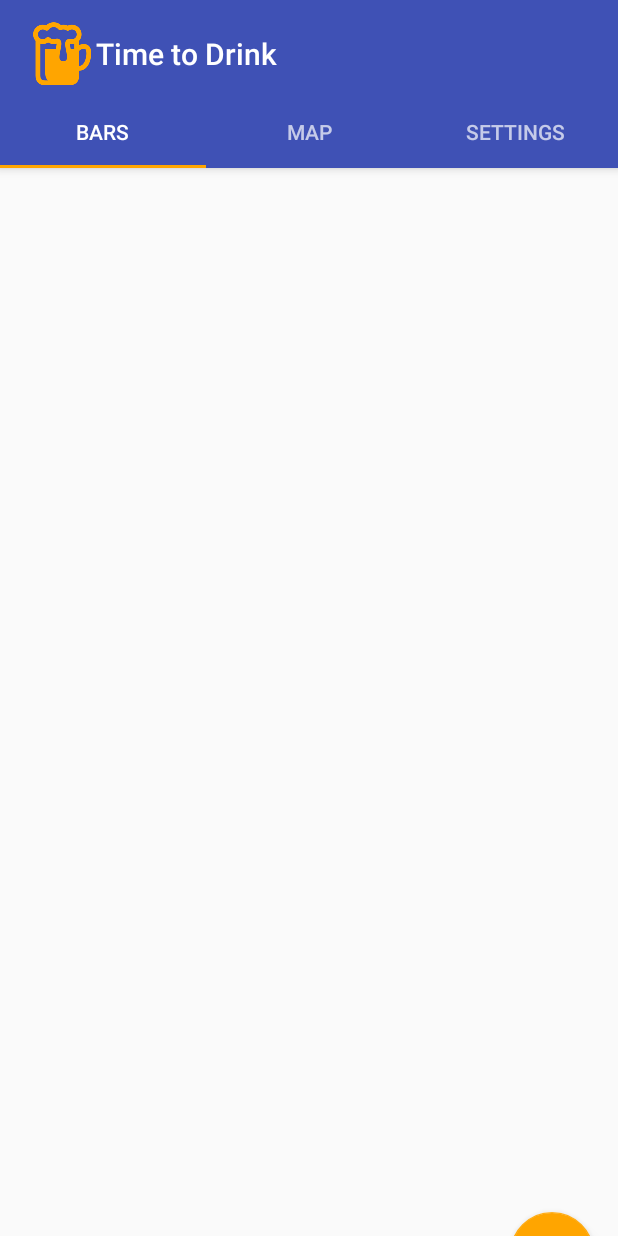
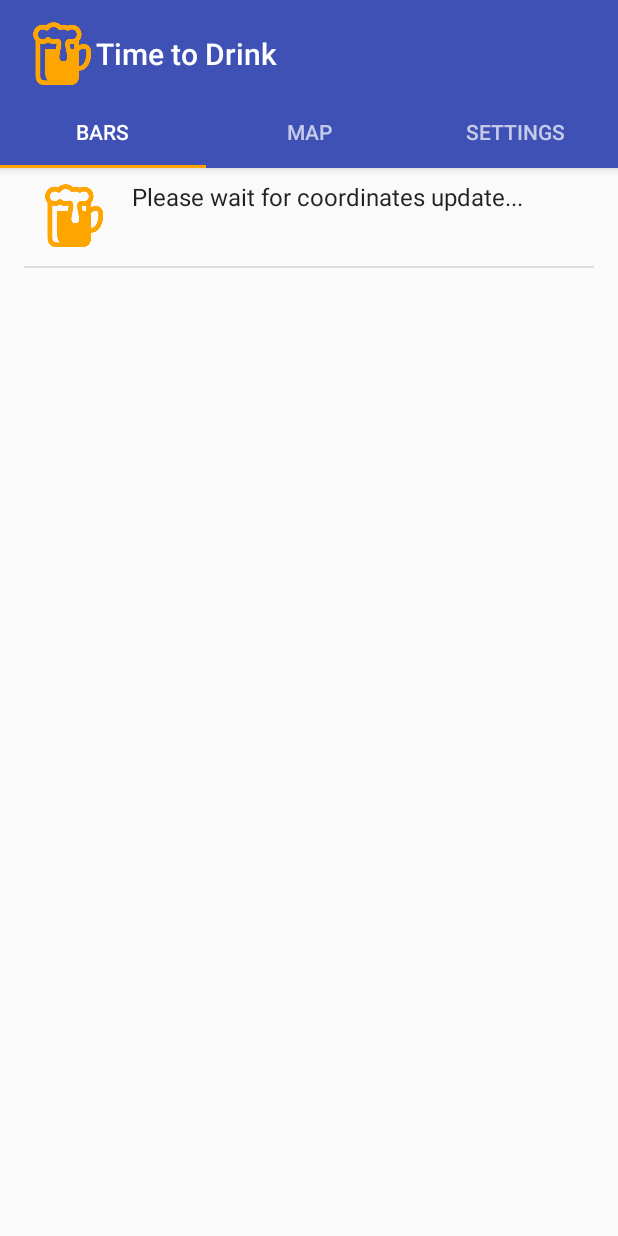
Before and after one commit to JustTrust/TimeToDrink, an Android app: the screen it shows after launch (MainActivity), on a phone screen of 412 x 824 dp. Run offline under Robolectric (Android 15) with nearby library versions, the light colour scheme and no system bars; our stand-ins replace Picasso; pictures from the network do not load.

Commit message:
add screen shots

```diff
--- a/app/src/main/java/org/belichenko/a/timetodrink/ListFragment.java
+++ b/app/src/main/java/org/belichenko/a/timetodrink/ListFragment.java
@@ -4,8 +4,6 @@ import android.content.Context;
 import android.content.SharedPreferences;
 import android.location.Location;
 import android.os.Bundle;
-import android.support.design.widget.FloatingActionButton;
-import android.support.design.widget.Snackbar;
 import android.support.v4.app.Fragment;
 import android.support.v7.widget.LinearLayoutManager;
 import android.support.v7.widget.RecyclerView;
@@ -53,6 +51,7 @@ public class ListFragment extends Fragment implements Callback<PointsData>, Cons
                              Bundle savedInstanceState) {
         View view = inflater.inflate(R.layout.fragment_list, container, false);
         resultsArrayList = new ArrayList<>();
+        resultsArrayList.add(new Results("Please wait for coordinates update..."));
         // Set the adapter
 
         adapter = new PointsRecyclerViewAdapter(resultsArrayList, mListener);
@@ -62,16 +61,10 @@ public class ListFragment extends Fragment implements Callback<PointsData>, Cons
         recyclerView.setLayoutManager(layoutManager);
         recyclerView.addItemDecoration(new DividerItemDecoration(getActivity()));
         recyclerView.setAdapter(adapter);
-
-        FloatingActionButton fab = (FloatingActionButton) view.findViewById(R.id.fab);
-        fab.setOnClickListener(new View.OnClickListener() {
-            @Override
-            public void onClick(View view) {
-                Snackbar.make(view, "Try to update list", Snackbar.LENGTH_LONG)
-                        .setAction("Action", null).show();
-            }
-        });
-
+        Location location = ((MainActivity) getActivity()).currentLocation;
+        if (location != null){
+            updatePlaces(location);
+        }
         return view;
     }
 
--- a/app/src/main/java/org/belichenko/a/timetodrink/MainActivity.java
+++ b/app/src/main/java/org/belichenko/a/timetodrink/MainActivity.java
@@ -61,7 +61,7 @@ public class MainActivity extends AppCompatActivity
 
     private static final String TAG = "Main activity";
     private SectionsPagerAdapter mSectionsPagerAdapter;
-    private Location currentLocation;
+    protected Location currentLocation;
     private ViewPager mViewPager;
     private GoogleApiClient mGoogleApiClient;
     private LocationRequest mLocationRequest;
--- a/app/src/main/res/layout/fragment_list.xml
+++ b/app/src/main/res/layout/fragment_list.xml
@@ -19,11 +19,4 @@
         tools:context="org.belichenko.a.timetodrink.ListFragment"
         tools:listitem="@layout/fragment_list" />
 
-    <android.support.design.widget.FloatingActionButton
-        android:id="@+id/fab"
-        android:layout_width="wrap_content"
-        android:layout_height="wrap_content"
-        android:layout_gravity="end|bottom"
-        android:layout_margin="@dimen/fab_margin"
-        android:src="@android:drawable/stat_notify_sync" />
 </android.support.design.widget.CoordinatorLayout>
```
Also changed, not shown: 5 other files.
